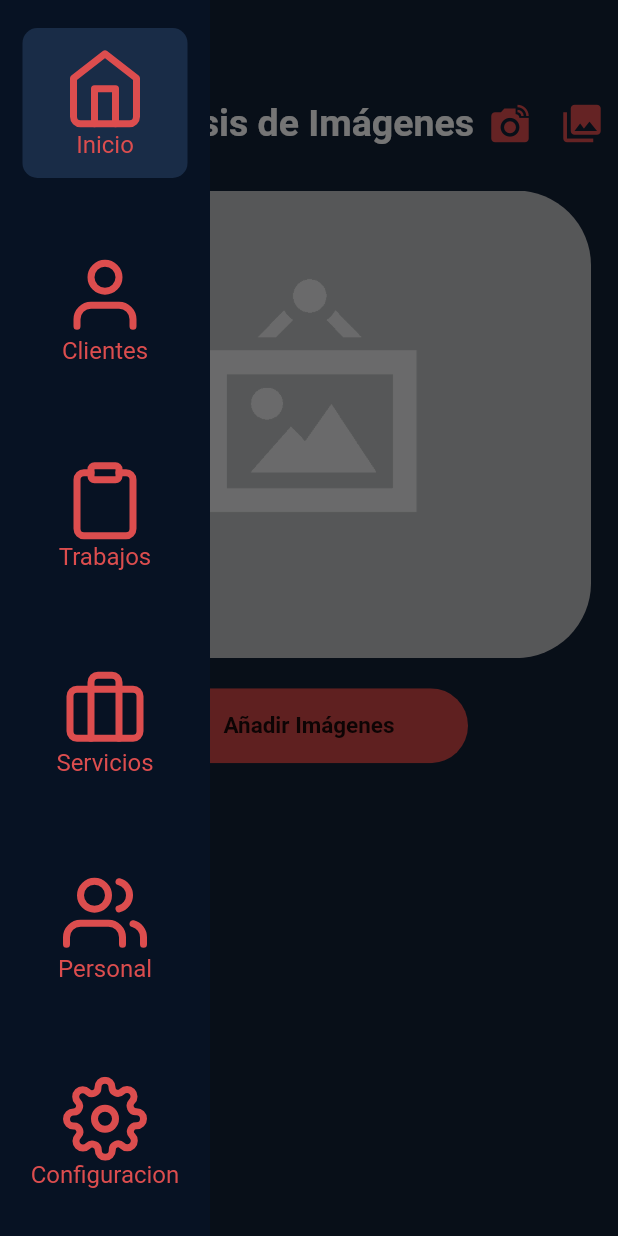
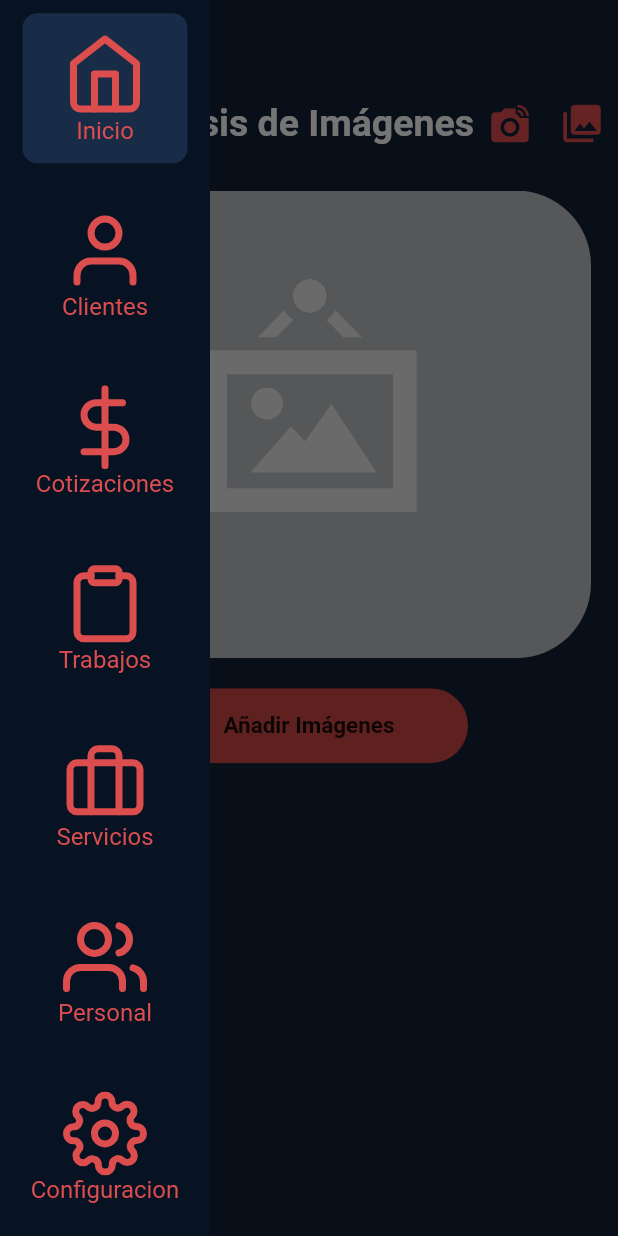
Before and after one commit to elroir/AutorepAI, a Flutter app: the LauncherScreenPhone screen opened directly, with the side drawer open, on a phone screen of 412 x 824 dp. Run offline on Flutter 3.47's test engine with Material 2 defaults, Android fonts, the light colour scheme and no system bars; our stand-ins replace animate_do, firebase_auth, firebase_storage, flutter_feather_icons, flutter_switch, font_awesome_flutter and 3 more; missing offline and left inert: google_ml_kit; accounts and stored records are empty; network calls fail.

Commit message:
boton cotizacion

```diff
--- a/lib/routes.dart
+++ b/lib/routes.dart
@@ -9,15 +9,17 @@ import 'package:ingemec/screens/cotizaciones/nuevo_screen.dart';
 import 'package:ingemec/screens/home_screen.dart';
 import 'package:ingemec/screens/login/profile_screen.dart';
 import 'package:ingemec/screens/services/service_screen.dart';
+import 'package:ingemec/screens/works/works_screen.dart';
 
 final pageRoutesSPA = <RouteSPA>[
 
   RouteSPA(index:0,icon: FeatherIcons.home,text: 'Inicio',page: HomeScreen()),
   RouteSPA(index:1,icon: FeatherIcons.user,text: 'Clientes',page: ClientsScreen()),
-  RouteSPA(index:2,icon: FeatherIcons.clipboard,text: 'Trabajos',page: CotizacionScreen()),
-  RouteSPA(index:3,icon: FeatherIcons.briefcase,text: 'Servicios',page: ServiceScreen()),
-  RouteSPA(index:4,icon: FeatherIcons.users,text: 'Personal',page: NuevoScreen()),
-  RouteSPA(index:5,icon: FeatherIcons.settings,text: 'Configuracion',page: ProfileScreen()),
+  RouteSPA(index:2,icon: FeatherIcons.dollarSign,text: 'Cotizaciones',page: CotizacionScreen()),
+  RouteSPA(index:3,icon: FeatherIcons.clipboard,text: 'Trabajos',page: WorksScreen()),
+  RouteSPA(index:4,icon: FeatherIcons.briefcase,text: 'Servicios',page: ServiceScreen()),
+  RouteSPA(index:5,icon: FeatherIcons.users,text: 'Personal',page: NuevoScreen()),
+  RouteSPA(index:6,icon: FeatherIcons.settings,text: 'Configuracion',page: ProfileScreen()),
 
 ];
 
```
Also changed, not shown: lib/screens/vehicles/vehicle_card.dart (added, +72 -0 lines), lib/services/vehicle_service.dart (+15 -6 lines).
